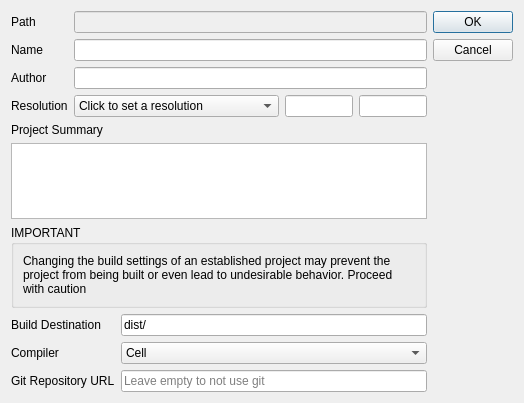
This is src/projectpropertiesdialog.ui in Eggbertx/QtSphere-IDE as Qt 5 draws it before an edit. The edited form follows.
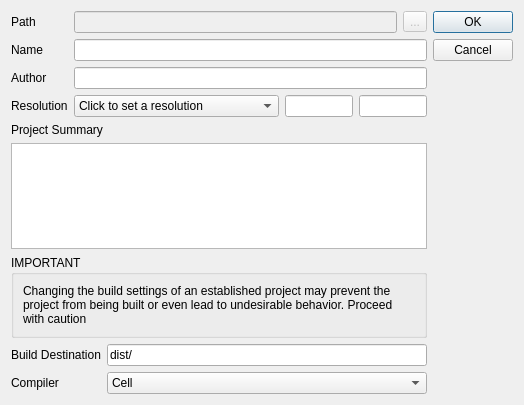
This is the edited form.

Patch:
```diff
--- a/src/projectpropertiesdialog.ui
+++ b/src/projectpropertiesdialog.ui
@@ -7,7 +7,7 @@
     <x>0</x>
     <y>0</y>
     <width>524</width>
-    <height>403</height>
+    <height>405</height>
    </rect>
   </property>
   <property name="windowTitle">
@@ -112,11 +112,25 @@
         </layout>
        </item>
        <item row="0" column="1">
-        <widget class="QLineEdit" name="pathLineEdit">
-         <property name="enabled">
-          <bool>false</bool>
-         </property>
-        </widget>
+        <layout class="QHBoxLayout" name="pathLayout">
+         <item>
+          <widget class="QLineEdit" name="pathLineEdit">
+           <property name="enabled">
+            <bool>false</bool>
+           </property>
+          </widget>
+         </item>
+         <item>
+          <widget class="QToolButton" name="pathButton">
+           <property name="enabled">
+            <bool>false</bool>
+           </property>
+           <property name="text">
+            <string>...</string>
+           </property>
+          </widget>
+         </item>
+        </layout>
        </item>
       </layout>
      </item>
@@ -160,6 +174,13 @@
      </item>
      <item>
       <layout class="QFormLayout" name="buildLayout">
+       <item row="0" column="0">
+        <widget class="QLabel" name="buildDestLabel">
+         <property name="text">
+          <string>Build Destination</string>
+         </property>
+        </widget>
+       </item>
        <item row="0" column="1">
         <widget class="QLineEdit" name="buildInLineEdit">
          <property name="text">
@@ -188,27 +209,6 @@
          </item>
         </widget>
        </item>
-       <item row="2" column="0">
-        <widget class="QLabel" name="urlLabel">
-         <property name="text">
-          <string>Git Repository URL</string>
-         </property>
-        </widget>
-       </item>
-       <item row="2" column="1">
-        <widget class="QLineEdit" name="urlLineEdit">
-         <property name="placeholderText">
-          <string>Leave empty to not use git</string>
-         </property>
-        </widget>
-       </item>
-       <item row="0" column="0">
-        <widget class="QLabel" name="buildDestLabel">
-         <property name="text">
-          <string>Build Destination</string>
-         </property>
-        </widget>
-       </item>
       </layout>
      </item>
     </layout>
```
